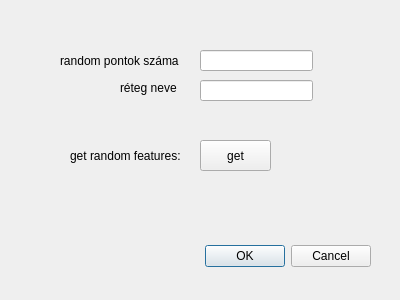
First picture: the form in myplugin_dialog_base.ui, repository pappmarci95/Testudo_hermanni, before the edit.
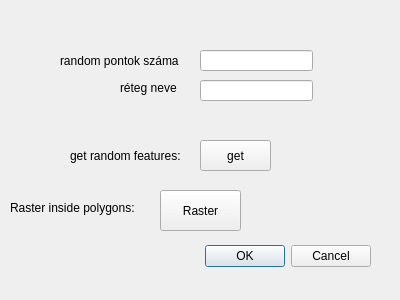
Second picture: the form after the edit.

The edit to the form file:
```diff
--- a/myplugin_dialog_base.ui
+++ b/myplugin_dialog_base.ui
@@ -101,6 +101,32 @@
     <string>get</string>
    </property>
   </widget>
+  <widget class="QLabel" name="label_4">
+   <property name="geometry">
+    <rect>
+     <x>10</x>
+     <y>200</y>
+     <width>151</width>
+     <height>16</height>
+    </rect>
+   </property>
+   <property name="text">
+    <string>Raster inside polygons: </string>
+   </property>
+  </widget>
+  <widget class="QPushButton" name="rasterbutton">
+   <property name="geometry">
+    <rect>
+     <x>160</x>
+     <y>190</y>
+     <width>81</width>
+     <height>41</height>
+    </rect>
+   </property>
+   <property name="text">
+    <string>Raster</string>
+   </property>
+  </widget>
  </widget>
  <resources/>
  <connections>
```
